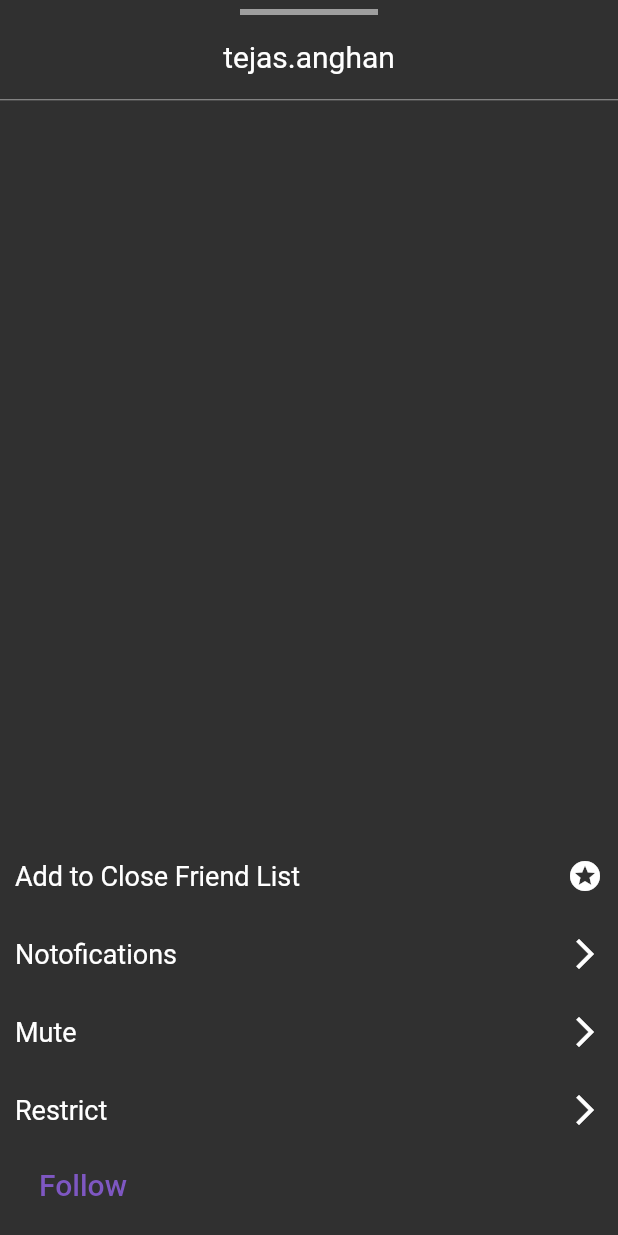
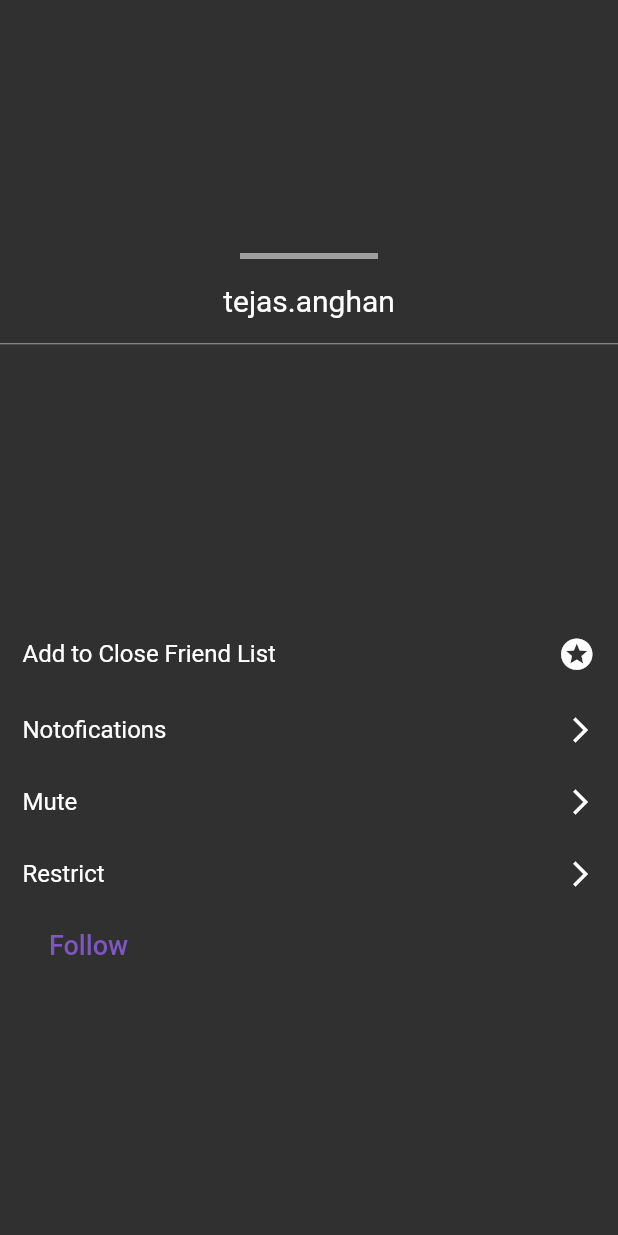
Before and after one commit to SimbaDevelopers/Instagram-Clone, a Flutter app: the FollowingBottmSheet widget shown alone on an empty page, opened directly, on a phone screen of 412 x 824 dp. Run offline on Flutter 3.47's test engine with Material 2 defaults, Android fonts, the phone set to English and light mode, and no system bars; our stand-ins replace cloud_firestore, firebase_auth, firebase_storage, image_picker, shared_preferences; accounts and stored records are empty.

```diff
--- a/lib/widgets/followingBottomSheet.dart
+++ b/lib/widgets/followingBottomSheet.dart
@@ -10,7 +10,7 @@ class _FollowingBottmSheetState extends State<FollowingBottmSheet> {
   Widget build(BuildContext context) {
     return Container(
       child: Column(
-        mainAxisAlignment: MainAxisAlignment.spaceBetween,
+        mainAxisAlignment: MainAxisAlignment.spaceEvenly,
         crossAxisAlignment: CrossAxisAlignment.start,
         children: <Widget>[
           Center(
@@ -37,9 +37,9 @@ class _FollowingBottmSheetState extends State<FollowingBottmSheet> {
             ),
           ),
           Padding(
-            padding: const EdgeInsets.symmetric(horizontal: 10),
+            padding: const EdgeInsets.symmetric(horizontal: 15),
             child: Column(
-              mainAxisAlignment: MainAxisAlignment.spaceBetween,
+              mainAxisAlignment: MainAxisAlignment.start,
               crossAxisAlignment: CrossAxisAlignment.start,
               children: <Widget>[
                 InkWell(
@@ -51,9 +51,12 @@ class _FollowingBottmSheetState extends State<FollowingBottmSheet> {
                       children: <Widget>[
                         Text(
                           'Add to Close Friend List',
-                          style: TextStyle(fontSize: 18),
+                          style: TextStyle(fontSize: 16),
                         ),
-                        Icon(Icons.stars),
+                        Icon(
+                          Icons.stars,
+                          size: 25,
+                        ),
                       ],
                     ),
                   ),
@@ -67,9 +70,12 @@ class _FollowingBottmSheetState extends State<FollowingBottmSheet> {
                       children: <Widget>[
                         Text(
                           'Notofications',
-                          style: TextStyle(fontSize: 18),
+                          style: TextStyle(fontSize: 16),
                         ),
-                        Icon(Icons.arrow_forward_ios),
+                        Icon(
+                          Icons.arrow_forward_ios,
+                          size: 20,
+                        ),
                       ],
                     ),
                   ),
@@ -83,9 +89,12 @@ class _FollowingBottmSheetState extends State<FollowingBottmSheet> {
                       children: <Widget>[
                         Text(
                           'Mute',
-                          style: TextStyle(fontSize: 18),
+                          style: TextStyle(fontSize: 16),
                         ),
-                        Icon(Icons.arrow_forward_ios),
+                        Icon(
+                          Icons.arrow_forward_ios,
+                          size: 20,
+                        ),
                       ],
                     ),
                   ),
@@ -99,9 +108,12 @@ class _FollowingBottmSheetState extends State<FollowingBottmSheet> {
                       children: <Widget>[
                         Text(
                           'Restrict',
-                          style: TextStyle(fontSize: 18),
+                          style: TextStyle(fontSize: 16),
                         ),
-                        Icon(Icons.arrow_forward_ios),
+                        Icon(
+                          Icons.arrow_forward_ios,
+                          size: 20,
+                        ),
                       ],
                     ),
                   ),
@@ -111,11 +123,11 @@ class _FollowingBottmSheetState extends State<FollowingBottmSheet> {
                   child: Text(
                     'Follow',
                     style:
-                        TextStyle(color: Colors.deepPurple[400], fontSize: 20),
+                        TextStyle(color: Colors.deepPurple[400], fontSize: 18),
                   ),
                 ),
                 SizedBox(
-                  height: 10,
+                  height: 7,
                 )
               ],
             ),
```
Also changed, not shown: lib/Pages/Home.dart (+10 -37 lines), lib/Pages/Profile.dart (+0 -23 lines), lib/authenticate.dart (+15 -13 lines), lib/main.dart (+7 -3 lines), lib/widgets/EditProfile.dart (+20 -4 lines), lib/widgets/InfoAtProfile.dart (+12 -4 lines), 1 other file.
